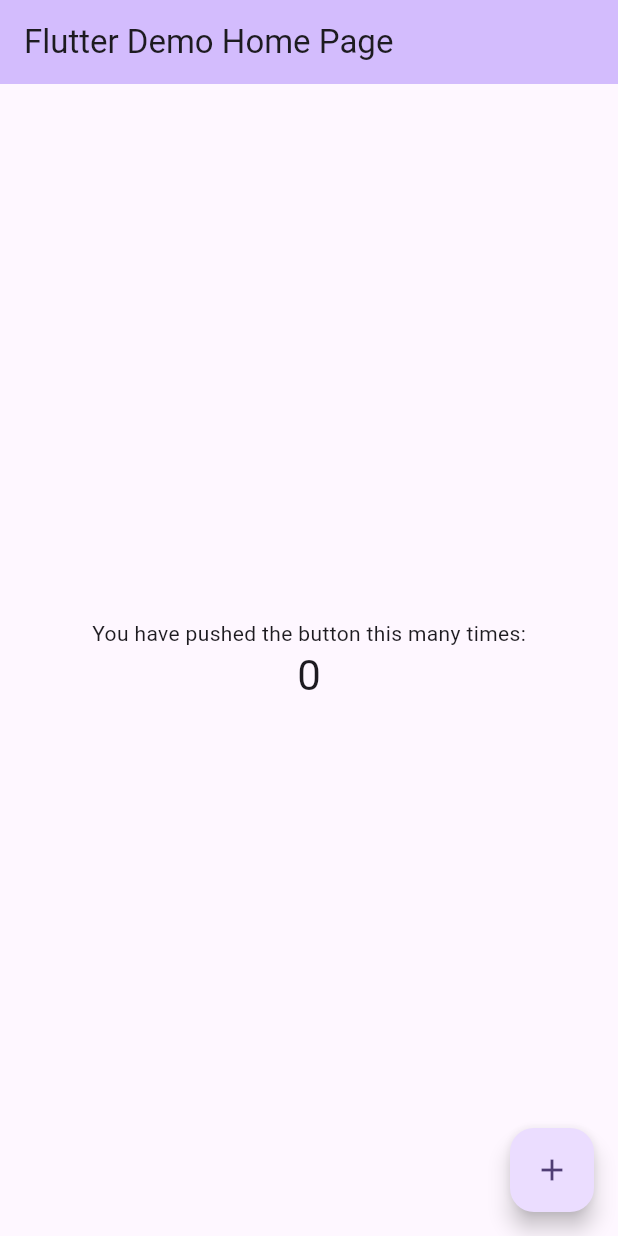
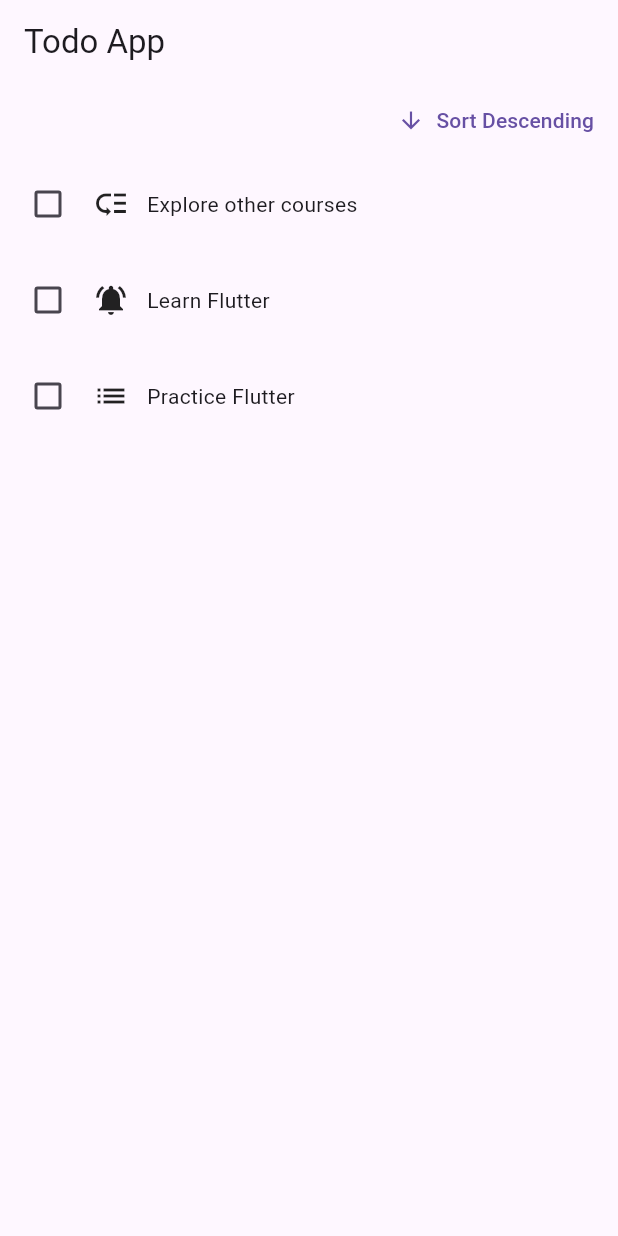
Before and after one commit to HiBorn4/flutter-todo-app, a Flutter app: the screen it shows after launch, on a phone screen of 412 x 824 dp. Run offline on Flutter 3.47's test engine with Material 2 defaults, Android fonts, the phone set to English and light mode, and no system bars.

Commit message:
Added Screenshots

```diff
--- /dev/null
+++ b/lib/keys/checkable_todo_item.dart
@@ -0,0 +1,50 @@
+import 'package:flutter/material.dart';
+
+enum Priority { urgent, normal, low }
+
+class CheckableTodoItem extends StatefulWidget {
+  const CheckableTodoItem(this.text, this.priority, {super.key});
+
+  final String text;
+  final Priority priority;
+
+  @override
+  State<CheckableTodoItem> createState() => _CheckableTodoItemState();
+}
+
+class _CheckableTodoItemState extends State<CheckableTodoItem> {
+  var _done = false;
+
+  void _setDone(bool? isChecked) {
+    setState(() {
+      _done = isChecked ?? false;
+    });
+  }
+
+  @override
+  Widget build(BuildContext context) {
+    var icon = Icons.low_priority;
+
+    if (widget.priority == Priority.urgent) {
+      icon = Icons.notifications_active;
+    }
+
+    if (widget.priority == Priority.normal) {
+      icon = Icons.list;
+    }
+
+    return Padding(
+      padding: const EdgeInsets.all(8),
+      child: Row(
+        crossAxisAlignment: CrossAxisAlignment.center,
+        children: [
+          Checkbox(value: _done, onChanged: _setDone),
+          const SizedBox(width: 6),
+          Icon(icon),
+          const SizedBox(width: 12),
+          Text(widget.text),
+        ],
+      ),
+    );
+  }
+}
--- /dev/null
+++ b/lib/keys/keys.dart
@@ -0,0 +1,84 @@
+import 'package:flutter/material.dart';
+
+import 'package:flutter_internals/keys/checkable_todo_item.dart';
+// import 'package:flutter_internals/keys/todo_item.dart';
+
+class Todo {
+  const Todo(this.text, this.priority);
+
+  final String text;
+  final Priority priority;
+}
+
+class Keys extends StatefulWidget {
+  const Keys({super.key});
+
+  @override
+  State<Keys> createState() {
+    return _KeysState();
+  }
+}
+
+class _KeysState extends State<Keys> {
+  var _order = 'asc';
+  final _todos = [
+    const Todo(
+      'Learn Flutter',
+      Priority.urgent,
+    ),
+    const Todo(
+      'Practice Flutter',
+      Priority.normal,
+    ),
+    const Todo(
+      'Explore other courses',
+      Priority.low,
+    ),
+  ];
+
+  List<Todo> get _orderedTodos {
+    final sortedTodos = List.of(_todos);
+    sortedTodos.sort((a, b) {
+      final bComesAfterA = a.text.compareTo(b.text);
+      return _order == 'asc' ? bComesAfterA : -bComesAfterA;
+    });
+    return sortedTodos;
+  }
+
+  void _changeOrder() {
+    setState(() {
+      _order = _order == 'asc' ? 'desc' : 'asc';
+    });
+  }
+
+  @override
+  Widget build(BuildContext context) {
+    return Column(
+      children: [
+        Align(
+          alignment: Alignment.centerRight,
+          child: TextButton.icon(
+            onPressed: _changeOrder,
+            icon: Icon(
+              _order == 'asc' ? Icons.arrow_downward : Icons.arrow_upward,
+            ),
+            label: Text('Sort ${_order == 'asc' ? 'Descending' : 'Ascending'}'),
+          ),
+        ),
+        Expanded(
+          child: Column(
+            children: [
+              // for (final todo in _orderedTodos) TodoItem(todo.text, todo.priority),
+              for (final todo in _orderedTodos)
+                CheckableTodoItem(
+                  key: ObjectKey(todo), // ValueKey()
+                  todo.text,
+                  todo.priority,
+                ),
+            ],
+          ),
+        ),
+      ],
+    );
+  }
+}
--- /dev/null
+++ b/lib/keys/todo_item.dart
@@ -0,0 +1,84 @@
+import 'package:flutter/material.dart';
+
+import 'package:flutter_internals/keys/checkable_todo_item.dart';
+// import 'package:flutter_internals/keys/todo_item.dart';
+
+class Todo {
+  const Todo(this.text, this.priority);
+
+  final String text;
+  final Priority priority;
+}
+
+class Keys extends StatefulWidget {
+  const Keys({super.key});
+
+  @override
+  State<Keys> createState() {
+    return _KeysState();
+  }
+}
+
+class _KeysState extends State<Keys> {
+  var _order = 'asc';
+  final _todos = [
+    const Todo(
+      'Learn Flutter',
+      Priority.urgent,
+    ),
+    const Todo(
+      'Practice Flutter',
+      Priority.normal,
+    ),
+    const Todo(
+      'Explore other courses',
+      Priority.low,
+    ),
+  ];
+
+  List<Todo> get _orderedTodos {
+    final sortedTodos = List.of(_todos);
+    sortedTodos.sort((a, b) {
+      final bComesAfterA = a.text.compareTo(b.text);
+      return _order == 'asc' ? bComesAfterA : -bComesAfterA;
+    });
+    return sortedTodos;
+  }
+
+  void _changeOrder() {
+    setState(() {
+      _order = _order == 'asc' ? 'desc' : 'asc';
+    });
+  }
+
+  @override
+  Widget build(BuildContext context) {
+    return Column(
+      children: [
+        Align(
+          alignment: Alignment.centerRight,
+          child: TextButton.icon(
+            onPressed: _changeOrder,
+            icon: Icon(
+              _order == 'asc' ? Icons.arrow_downward : Icons.arrow_upward,
+            ),
+            label: Text('Sort ${_order == 'asc' ? 'Descending' : 'Ascending'}'),
+          ),
+        ),
+        Expanded(
+          child: Column(
+            children: [
+              // for (final todo in _orderedTodos) TodoItem(todo.text, todo.priority),
+              for (final todo in _orderedTodos)
+                CheckableTodoItem(
+                  key: ObjectKey(todo), // ValueKey()
+                  todo.text,
+                  todo.priority,
+                ),
+            ],
+          ),
+        ),
+      ],
+    );
+  }
+}
--- a/lib/main.dart
+++ b/lib/main.dart
@@ -1,125 +1,29 @@
 import 'package:flutter/material.dart';
 
+// import 'package:flutter_internals/ui_updates_demo.dart';
+import 'package:flutter_internals/keys/keys.dart';
+
 void main() {
-  runApp(const MyApp());
+  var numbers = [1, 2, 3];
+  // numbers = [4, 5, 6];
+  numbers.add(4);
+
+  runApp(const App());
 }
 
-class MyApp extends StatelessWidget {
-  const MyApp({super.key});
+class App extends StatelessWidget {
+  const App({super.key});
 
-  // This widget is the root of your application.
   @override
   Widget build(BuildContext context) {
     return MaterialApp(
-      title: 'Flutter Demo',
-      theme: ThemeData(
-        // This is the theme of your application.
-        //
-        // TRY THIS: Try running your application with "flutter run". You'll see
-        // the application has a blue toolbar. Then, without quitting the app,
-        // try changing the seedColor in the colorScheme below to Colors.green
-        // and then invoke "hot reload" (save your changes or press the "hot
-        // reload" button in a Flutter-supported IDE, or press "r" if you used
-        // the command line to start the app).
-        //
-        // Notice that the counter didn't reset back to zero; the application
-        // state is not lost during the reload. To reset the state, use hot
-        // restart instead.
-        //
-        // This works for code too, not just values: Most code changes can be
-        // tested with just a hot reload.
-        colorScheme: ColorScheme.fromSeed(seedColor: Colors.deepPurple),
-        useMaterial3: true,
+      theme: ThemeData(useMaterial3: true),
+      home: Scaffold(
+        appBar: AppBar(
+          title: const Text('Todo App'),
+        ),
+        body: const Keys(),
       ),
-      home: const MyHomePage(title: 'Flutter Demo Home Page'),
     );
   }
 }
-
-class MyHomePage extends StatefulWidget {
-  const MyHomePage({super.key, required this.title});
-
-  // This widget is the home page of your application. It is stateful, meaning
-  // that it has a State object (defined below) that contains fields that affect
-  // how it looks.
-
-  // This class is the configuration for the state. It holds the values (in this
-  // case the title) provided by the parent (in this case the App widget) and
-  // used by the build method of the State. Fields in a Widget subclass are
-  // always marked "final".
-
-  final String title;
-
-  @override
-  State<MyHomePage> createState() => _MyHomePageState();
-}
-
-class _MyHomePageState extends State<MyHomePage> {
-  int _counter = 0;
-
-  void _incrementCounter() {
-    setState(() {
-      // This call to setState tells the Flutter framework that something has
-      // changed in this State, which causes it to rerun the build method below
-      // so that the display can reflect the updated values. If we changed
-      // _counter without calling setState(), then the build method would not be
-      // called again, and so nothing would appear to happen.
-      _counter++;
-    });
-  }
-
-  @override
-  Widget build(BuildContext context) {
-    // This method is rerun every time setState is called, for instance as done
-    // by the _incrementCounter method above.
-    //
-    // The Flutter framework has been optimized to make rerunning build methods
-    // fast, so that you can just rebuild anything that needs updating rather
-    // than having to individually change instances of widgets.
-    return Scaffold(
-      appBar: AppBar(
-        // TRY THIS: Try changing the color here to a specific color (to
-        // Colors.amber, perhaps?) and trigger a hot reload to see the AppBar
-        // change color while the other colors stay the same.
-        backgroundColor: Theme.of(context).colorScheme.inversePrimary,
-        // Here we take the value from the MyHomePage object that was created by
-        // the App.build method, and use it to set our appbar title.
-        title: Text(widget.title),
-      ),
-      body: Center(
-        // Center is a layout widget. It takes a single child and positions it
-        // in the middle of the parent.
-        child: Column(
-          // Column is also a layout widget. It takes a list of children and
-          // arranges them vertically. By default, it sizes itself to fit its
-          // children horizontally, and tries to be as tall as its parent.
-          //
-          // Column has various properties to control how it sizes itself and
-          // how it positions its children. Here we use mainAxisAlignment to
-          // center the children vertically; the main axis here is the vertical
-          // axis because Columns are vertical (the cross axis would be
-          // horizontal).
-          //
-          // TRY THIS: Invoke "debug painting" (choose the "Toggle Debug Paint"
-          // action in the IDE, or press "p" in the console), to see the
-          // wireframe for each widget.
-          mainAxisAlignment: MainAxisAlignment.center,
-          children: <Widget>[
-            const Text(
-              'You have pushed the button this many times:',
-            ),
-            Text(
-              '$_counter',
-              style: Theme.of(context).textTheme.headlineMedium,
-            ),
-          ],
-        ),
-      ),
-      floatingActionButton: FloatingActionButton(
-        onPressed: _incrementCounter,
-        tooltip: 'Increment',
-        child: const Icon(Icons.add),
-      ), // This trailing comma makes auto-formatting nicer for build methods.
-    );
-  }
-}
```
Also changed, not shown: lib/demo_buttons.dart (added, +49 -0 lines), lib/ui_updates_demo.dart (added, +37 -0 lines), pubspec.yaml (+3 -5 lines), pubspec.lock, 2 other files.
